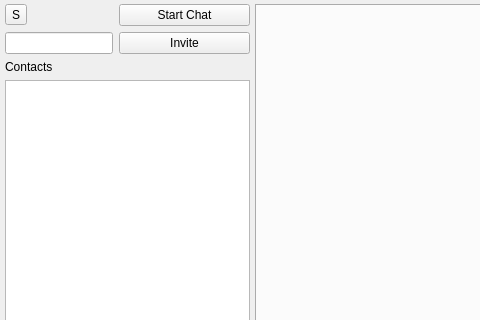
Old version of the form src/client/gui/appwindow.ui in the repository schuay/sepm; both pictures show x 0 to 480 and y 0 to 320 of the 783 by 600 pixel window.
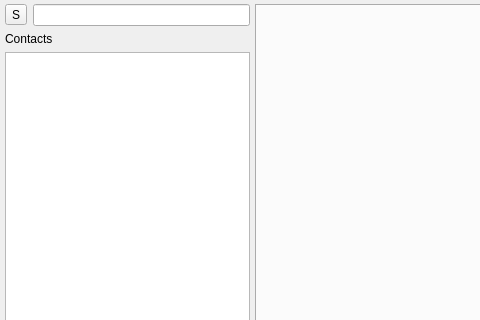
New version of the form.

Commit message:
Changed Appwindow, LoginDialog
Added Entry for starting a chat with a user that isn't in the contact
list. Added an Entry for adding a user to the contact list
In Logindialog: Autohide options when userfield is not empty anymore
made checkbox able to hide, unhide extra options. Autoresize of the
Window when fields are hidden...

Patch:
```diff
--- a/src/client/gui/appwindow.ui
+++ b/src/client/gui/appwindow.ui
@@ -78,37 +78,23 @@
        <item row="0" column="0">
         <layout class="QVBoxLayout" name="verticalLayout">
          <item>
-          <layout class="QFormLayout" name="formLayout_2">
-           <property name="sizeConstraint">
-            <enum>QLayout::SetDefaultConstraint</enum>
+          <layout class="QHBoxLayout" name="horizontalLayout">
+           <property name="topMargin">
+            <number>0</number>
            </property>
-           <property name="fieldGrowthPolicy">
-            <enum>QFormLayout::AllNonFixedFieldsGrow</enum>
+           <property name="bottomMargin">
+            <number>0</number>
            </property>
-           <item row="0" column="1">
-            <widget class="QPushButton" name="pbInitiateChat">
-             <property name="text">
-              <string>Start Chat</string>
-             </property>
-            </widget>
-           </item>
-           <item row="1" column="0">
-            <widget class="QLineEdit" name="leInvite"/>
-           </item>
-           <item row="1" column="1">
-            <widget class="QPushButton" name="pbInvite">
-             <property name="text">
-              <string>Invite</string>
-             </property>
-            </widget>
-           </item>
-           <item row="0" column="0">
+           <item>
             <widget class="QToolButton" name="pbOptions">
              <property name="text">
               <string>S</string>
              </property>
             </widget>
            </item>
+           <item>
+            <widget class="QLineEdit" name="lineEdit"/>
+           </item>
           </layout>
          </item>
          <item>
```
Left out of the diff: 19 changed lines with no effect on the pictures. The commit also changes 5 other files.
